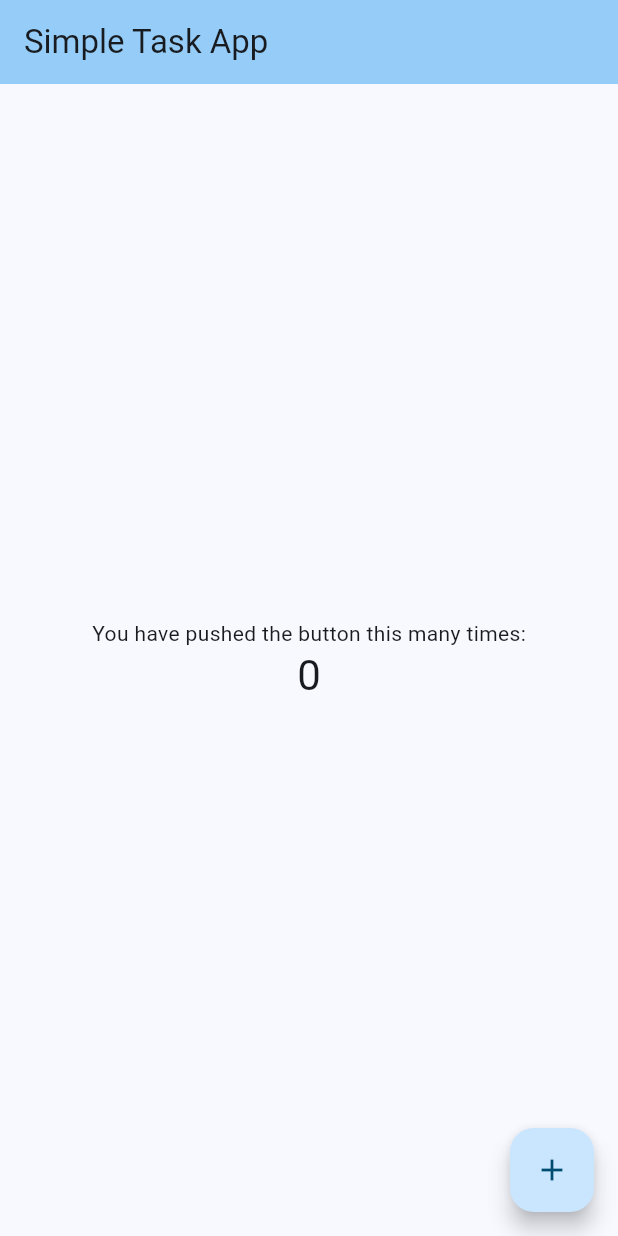
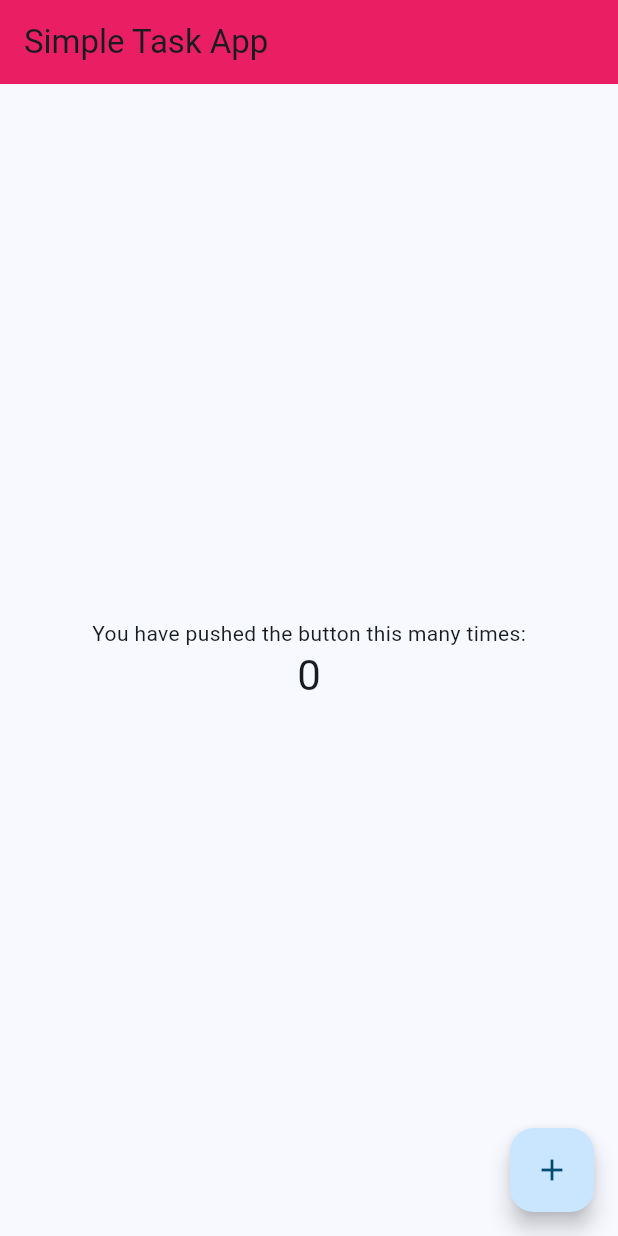
Before and after one commit to steveniannucci/flutter-demo, a Flutter app: the screen it shows after launch, on a phone screen of 412 x 824 dp. Run offline on Flutter 3.47's test engine with Material 3 defaults, Android fonts, the phone set to English and light mode, and no system bars.

Commit message:
Apr 14, 2024, 12:32 PM

```diff
--- a/demo/lib/main.dart
+++ b/demo/lib/main.dart
@@ -81,7 +81,7 @@ class _MyHomePageState extends State<MyHomePage> {
         // TRY THIS: Try changing the color here to a specific color (to
         // Colors.amber, perhaps?) and trigger a hot reload to see the AppBar
         // change color while the other colors stay the same.
-        backgroundColor: Theme.of(context).colorScheme.inversePrimary,
+        backgroundColor: Colors.pink,
         // Here we take the value from the MyHomePage object that was created by
         // the App.build method, and use it to set our appbar title.
         title: Text(widget.title),
```
